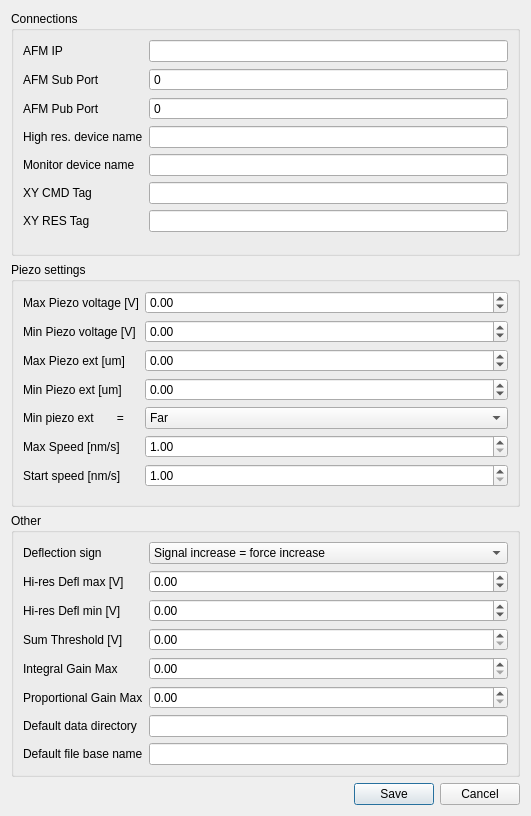
The window that GUIs/CoMPlEx_hwConfig_Dialog.ui (elandini/CoMPlEx) describes before a commit, drawn with Qt 5.
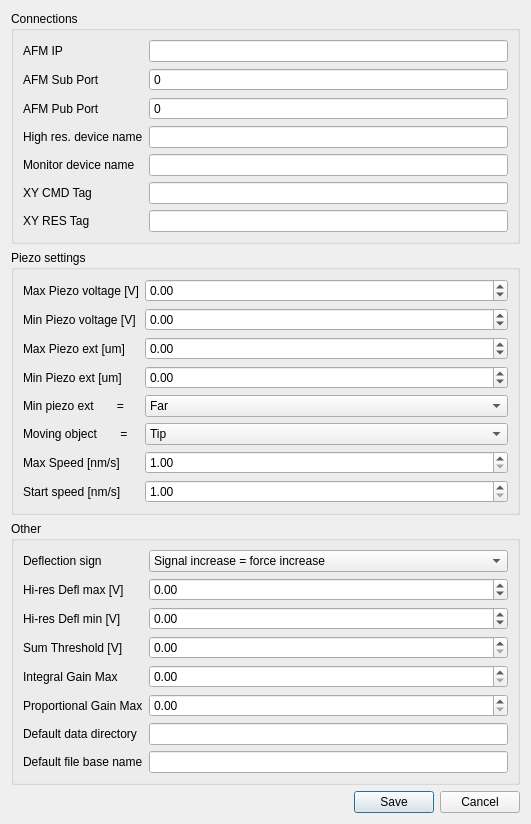
The same window after the commit.

Patch:
```diff
--- a/GUIs/CoMPlEx_hwConfig_Dialog.ui
+++ b/GUIs/CoMPlEx_hwConfig_Dialog.ui
@@ -196,14 +196,14 @@
         </item>
        </widget>
       </item>
-      <item row="6" column="0">
+      <item row="7" column="0">
        <widget class="QLabel" name="label_19">
         <property name="text">
          <string>Start speed [nm/s]</string>
         </property>
        </widget>
       </item>
-      <item row="6" column="1">
+      <item row="7" column="1">
        <widget class="QDoubleSpinBox" name="toStartSpeedNumDbl">
         <property name="minimum">
          <double>1.000000000000000</double>
@@ -213,7 +213,7 @@
         </property>
        </widget>
       </item>
-      <item row="5" column="1">
+      <item row="6" column="1">
        <widget class="QDoubleSpinBox" name="maxSpeedNumDbl">
         <property name="keyboardTracking">
          <bool>false</bool>
@@ -226,13 +226,34 @@
         </property>
        </widget>
       </item>
-      <item row="5" column="0">
+      <item row="6" column="0">
        <widget class="QLabel" name="label_22">
         <property name="text">
          <string>Max Speed [nm/s]</string>
         </property>
        </widget>
       </item>
+      <item row="5" column="0">
+       <widget class="QLabel" name="label_23">
+        <property name="text">
+         <string>Moving object       =</string>
+        </property>
+       </widget>
+      </item>
+      <item row="5" column="1">
+       <widget class="QComboBox" name="movingObjCmbBox">
+        <item>
+         <property name="text">
+          <string>Tip</string>
+         </property>
+        </item>
+        <item>
+         <property name="text">
+          <string>Sample</string>
+         </property>
+        </item>
+       </widget>
+      </item>
      </layout>
      <zorder>label_5</zorder>
      <zorder>maxPiezoVoltNumDbl</zorder>
```
Left out of the diff: 2 changed lines with no effect on the pictures.
